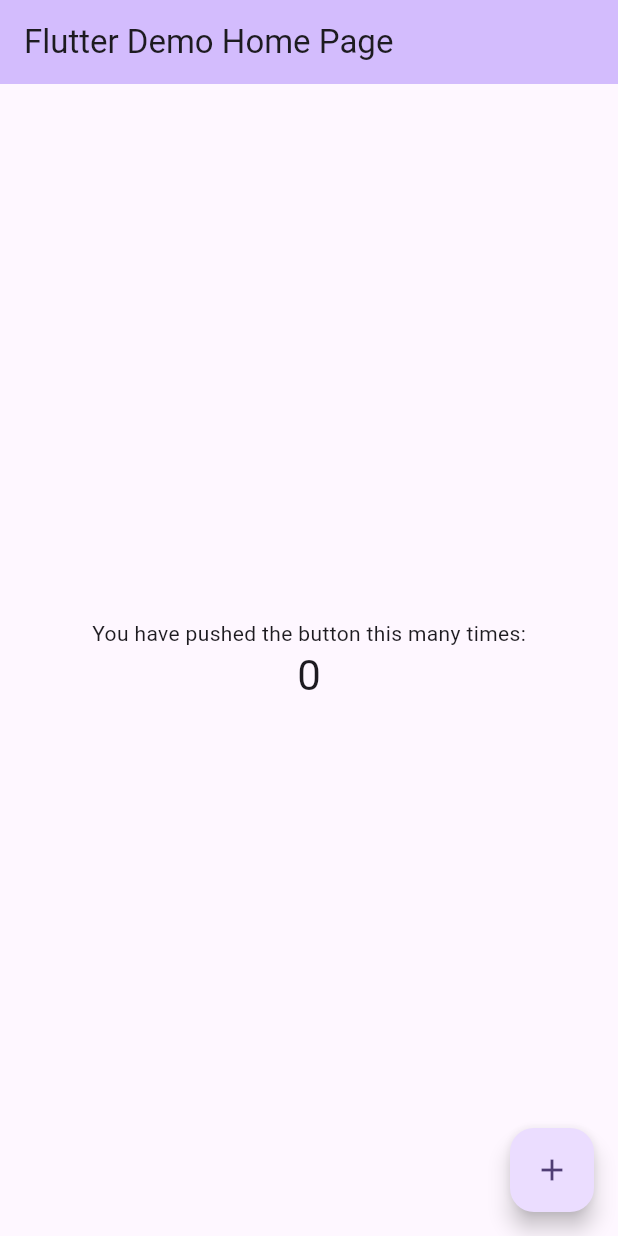
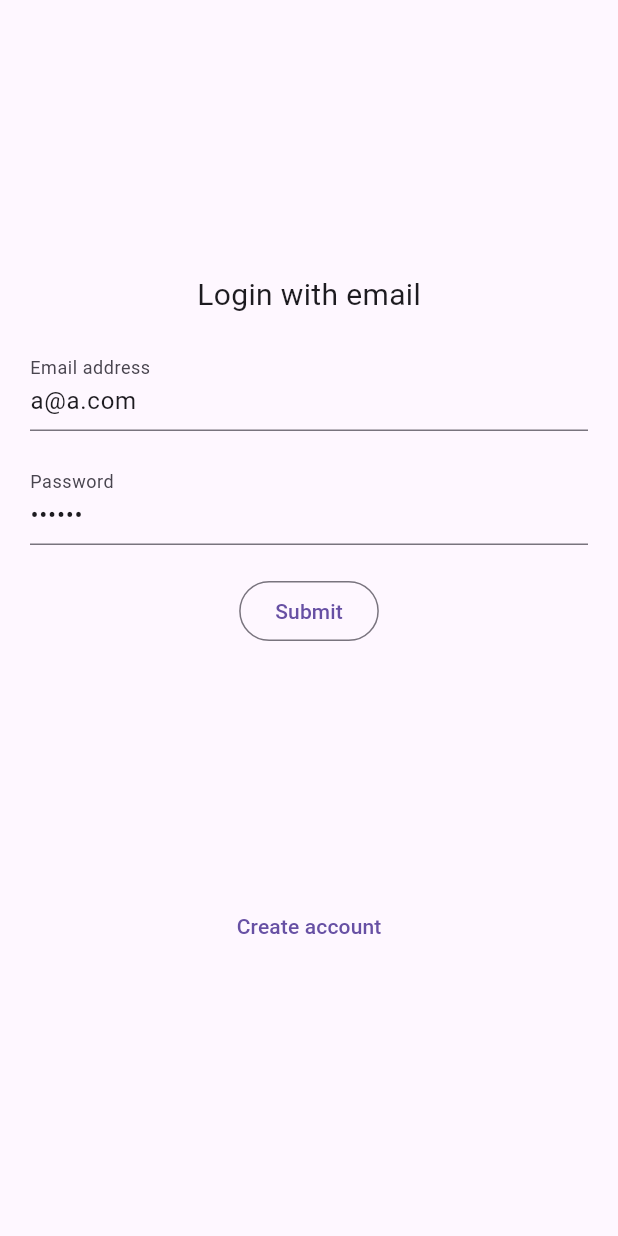
Before and after one commit to proyectosingenieriauninorte/WorkInstaMessenger, a Flutter app: the screen it shows after launch, on a phone screen of 412 x 824 dp. Run offline on Flutter 3.47's test engine with Material 3 defaults, Android fonts, the phone set to English and light mode, and no system bars; our stand-ins replace get, loggy.

```diff
--- /dev/null
+++ b/lib/data/datasources/remote/authentication/i_authentication_source.dart
@@ -0,0 +1,9 @@
+import '../../../../domain/models/authentication_user.dart';
+
+abstract class IAuthenticationSource {
+  Future<bool> login(String username, String password);
+
+  Future<bool> signUp(AuthenticationUser user);
+
+  Future<bool> logOut();
+}
--- /dev/null
+++ b/lib/domain/repositories/i_repository.dart
@@ -0,0 +1,9 @@
+import '../models/authentication_user.dart';
+
+abstract class IRepository {
+  Future<bool> login(String email, String password);
+
+  Future<bool> signUp(AuthenticationUser user);
+
+  Future<bool> logOut();
+}
--- /dev/null
+++ b/lib/domain/use_case/authentication_usecase.dart
@@ -0,0 +1,20 @@
+import '../models/authentication_user.dart';
+import '../repositories/i_repository.dart';
+
+class AuthenticationUseCase {
+  final IRepository _repository;
+
+  AuthenticationUseCase(this._repository);
+
+  Future<bool> login(String email, String password) async =>
+      await _repository.login(email, password);
+
+  Future<bool> signUp(String email, String password) async =>
+      await _repository.signUp(AuthenticationUser(
+          username: email,
+          firstName: email,
+          lastName: email,
+          password: password));
+
+  Future<bool> logOut() async => await _repository.logOut();
+}
--- a/lib/main.dart
+++ b/lib/main.dart
@@ -1,125 +1,40 @@
 import 'package:flutter/material.dart';
+import 'package:get/get.dart';
+import 'package:loggy/loggy.dart';
+
+import 'data/datasources/remote/authentication/authentication_source_service.dart';
+import 'data/datasources/remote/authentication/i_authentication_source.dart';
+import 'data/repositories/repository.dart';
+import 'domain/repositories/i_repository.dart';
+import 'domain/use_case/authentication_usecase.dart';
+import 'ui/central.dart';
+import 'ui/controller/authentication_controller.dart';
 
 void main() {
+  Loggy.initLoggy(
+    logPrinter: const PrettyPrinter(
+      showColors: true,
+    ),
+  );
+
+  Get.put<IAuthenticationSource>(AuthenticationSourceService());
+  Get.put<IRepository>(Repository(Get.find()));
+  Get.put(AuthenticationUseCase(Get.find()));
+  Get.put(AuthenticationController());
   runApp(const MyApp());
 }
 
 class MyApp extends StatelessWidget {
   const MyApp({super.key});
 
-  // This widget is the root of your application.
   @override
   Widget build(BuildContext context) {
-    return MaterialApp(
+    return GetMaterialApp(
       title: 'Flutter Demo',
       theme: ThemeData(
-        // This is the theme of your application.
-        //
-        // TRY THIS: Try running your application with "flutter run". You'll see
-        // the application has a purple toolbar. Then, without quitting the app,
-        // try changing the seedColor in the colorScheme below to Colors.green
-        // and then invoke "hot reload" (save your changes or press the "hot
-        // reload" button in a Flutter-supported IDE, or press "r" if you used
-        // the command line to start the app).
-        //
-        // Notice that the counter didn't reset back to zero; the application
-        // state is not lost during the reload. To reset the state, use hot
-        // restart instead.
-        //
-        // This works for code too, not just values: Most code changes can be
-        // tested with just a hot reload.
-        colorScheme: ColorScheme.fromSeed(seedColor: Colors.deepPurple),
-        useMaterial3: true,
+        primarySwatch: Colors.blue,
       ),
-      home: const MyHomePage(title: 'Flutter Demo Home Page'),
+      home: const Central(),
     );
   }
 }
-
-class MyHomePage extends StatefulWidget {
-  const MyHomePage({super.key, required this.title});
-
-  // This widget is the home page of your application. It is stateful, meaning
-  // that it has a State object (defined below) that contains fields that affect
-  // how it looks.
-
-  // This class is the configuration for the state. It holds the values (in this
-  // case the title) provided by the parent (in this case the App widget) and
-  // used by the build method of the State. Fields in a Widget subclass are
-  // always marked "final".
-
-  final String title;
-
-  @override
-  State<MyHomePage> createState() => _MyHomePageState();
-}
-
-class _MyHomePageState extends State<MyHomePage> {
-  int _counter = 0;
-
-  void _incrementCounter() {
-    setState(() {
-      // This call to setState tells the Flutter framework that something has
-      // changed in this State, which causes it to rerun the build method below
-      // so that the display can reflect the updated values. If we changed
-      // _counter without calling setState(), then the build method would not be
-      // called again, and so nothing would appear to happen.
-      _counter++;
-    });
-  }
-
-  @override
-  Widget build(BuildContext context) {
-    // This method is rerun every time setState is called, for instance as done
-    // by the _incrementCounter method above.
-    //
-    // The Flutter framework has been optimized to make rerunning build methods
-    // fast, so that you can just rebuild anything that needs updating rather
-    // than having to individually change instances of widgets.
-    return Scaffold(
-      appBar: AppBar(
-        // TRY THIS: Try changing the color here to a specific color (to
-        // Colors.amber, perhaps?) and trigger a hot reload to see the AppBar
-        // change color while the other colors stay the same.
-        backgroundColor: Theme.of(context).colorScheme.inversePrimary,
-        // Here we take the value from the MyHomePage object that was created by
-        // the App.build method, and use it to set our appbar title.
-        title: Text(widget.title),
-      ),
-      body: Center(
-        // Center is a layout widget. It takes a single child and positions it
-        // in the middle of the parent.
-        child: Column(
-          // Column is also a layout widget. It takes a list of children and
-          // arranges them vertically. By default, it sizes itself to fit its
-          // children horizontally, and tries to be as tall as its parent.
-          //
-          // Column has various properties to control how it sizes itself and
-          // how it positions its children. Here we use mainAxisAlignment to
-          // center the children vertically; the main axis here is the vertical
-          // axis because Columns are vertical (the cross axis would be
-          // horizontal).
-          //
-          // TRY THIS: Invoke "debug painting" (choose the "Toggle Debug Paint"
-          // action in the IDE, or press "p" in the console), to see the
-          // wireframe for each widget.
-          mainAxisAlignment: MainAxisAlignment.center,
-          children: <Widget>[
-            const Text(
-              'You have pushed the button this many times:',
-            ),
-            Text(
-              '$_counter',
-              style: Theme.of(context).textTheme.headlineMedium,
-            ),
-          ],
-        ),
-      ),
-      floatingActionButton: FloatingActionButton(
-        onPressed: _incrementCounter,
-        tooltip: 'Increment',
-        child: const Icon(Icons.add),
-      ), // This trailing comma makes auto-formatting nicer for build methods.
-    );
-  }
-}
--- /dev/null
+++ b/lib/ui/central.dart
@@ -0,0 +1,18 @@
+import 'package:flutter/material.dart';
+import 'package:get/get.dart';
+import 'package:work_insta_messenger/ui/pages/content/content_page.dart';
+
+import 'controller/authentication_controller.dart';
+import 'pages/authentication/login_page.dart';
+
+class Central extends StatelessWidget {
+  const Central({super.key});
+
+  @override
+  Widget build(BuildContext context) {
+    AuthenticationController authenticationController = Get.find();
+    return Obx(() => authenticationController.isLogged
+        ? const ContentPage()
+        : const LoginPage());
+  }
+}
--- /dev/null
+++ b/lib/ui/controller/authentication_controller.dart
@@ -0,0 +1,29 @@
+import 'package:get/get.dart';
+
+import 'package:loggy/loggy.dart';
+
+import '../../domain/use_case/authentication_usecase.dart';
+
+class AuthenticationController extends GetxController {
+  final logged = false.obs;
+
+  bool get isLogged => logged.value;
+
+  Future<bool> login(email, password) async {
+    final AuthenticationUseCase authentication = Get.find();
+    var rta = await authentication.login(email, password);
+    logged.value = rta;
+    return rta;
+  }
+
+  Future<bool> signUp(email, password) async {
+    final AuthenticationUseCase authentication = Get.find();
+    logInfo('Controller Sign Up');
+    await authentication.signUp(email, password);
+    return true;
+  }
+
+  Future<void> logOut() async {
+    logged.value = false;
+  }
+}
--- /dev/null
+++ b/lib/ui/pages/authentication/login_page.dart
@@ -0,0 +1,114 @@
+import 'package:flutter/material.dart';
+import 'package:get/get.dart';
+import 'package:loggy/loggy.dart';
+import '../../controller/authentication_controller.dart';
+import 'signup.dart';
+
+class LoginPage extends StatefulWidget {
+  const LoginPage({super.key});
+
+  @override
+  State<LoginPage> createState() => _LoginPageState();
+}
+
+class _LoginPageState extends State<LoginPage> {
+  final _formKey = GlobalKey<FormState>();
+  final controllerEmail = TextEditingController(text: 'a@a.com');
+  final controllerPassword = TextEditingController(text: '123456');
+  AuthenticationController authenticationController = Get.find();
+
+  _login(theEmail, thePassword) async {
+    logInfo('_login $theEmail $thePassword');
+    try {
+      await authenticationController.login(theEmail, thePassword);
+    } catch (err) {
+      Get.snackbar(
+        "Login",
+        err.toString(),
+        icon: const Icon(Icons.person, color: Colors.red),
+        snackPosition: SnackPosition.BOTTOM,
+      );
+    }
+  }
+
+  @override
+  Widget build(BuildContext context) {
+    return Scaffold(
+      body: Container(
+        padding: const EdgeInsets.all(20),
+        child: Column(
+          mainAxisAlignment: MainAxisAlignment.spaceEvenly,
+          crossAxisAlignment: CrossAxisAlignment.center,
+          children: [
+            Form(
+              key: _formKey,
+              child: Column(
+                  mainAxisAlignment: MainAxisAlignment.center,
+                  children: [
+                    const Text(
+                      "Login with email",
+                      style: TextStyle(fontSize: 20),
+                    ),
+                    const SizedBox(
+                      height: 20,
+                    ),
+                    TextFormField(
+                      keyboardType: TextInputType.emailAddress,
+                      controller: controllerEmail,
+                      decoration:
+                          const InputDecoration(labelText: "Email address"),
+                      validator: (String? value) {
+                        if (value!.isEmpty) {
+                          return "Enter email";
+                        } else if (!value.contains('@')) {
+                          return "Enter valid email address";
+                        }
+                        return null;
+                      },
+                    ),
+                    const SizedBox(
+                      height: 20,
+                    ),
+                    TextFormField(
+                      controller: controllerPassword,
+                      decoration: const InputDecoration(labelText: "Password"),
+                      keyboardType: TextInputType.number,
+                      obscureText: true,
+                      validator: (String? value) {
+                        if (value!.isEmpty) {
+                          return "Enter password";
+                        } else if (value.length < 6) {
+                          return "Password should have at least 6 characters";
+                        }
+                        return null;
+                      },
+                    ),
+                    const SizedBox(
+                      height: 20,
+                    ),
+                    OutlinedButton(
+                        onPressed: () async {
+                          // this line dismiss the keyboard by taking away the focus of the TextFormField and giving it to an unused
+                          FocusScope.of(context).requestFocus(FocusNode());
+                          final form = _formKey.currentState;
+                          form!.save();
+                          if (_formKey.currentState!.validate()) {
+                            await _login(
+                                controllerEmail.text, controllerPassword.text);
+                          }
+                        },
+                        child: const Text("Submit")),
+                  ]),
+            ),
+            TextButton(
+                onPressed: () {
+                  Navigator.push(context,
+                      MaterialPageRoute(builder: (context) => const SignUp()));
+                },
+                child: const Text("Create account"))
+          ],
+        ),
+      ),
+    );
+  }
+}
--- a/pubspec.yaml
+++ b/pubspec.yaml
@@ -30,7 +30,9 @@ environment:
 dependencies:
   flutter:
     sdk: flutter
-
+  get: ^4.6.4
+  loggy: ^2.0.3
+  http: ^1.1.0
 
   # The following adds the Cupertino Icons font to your application.
   # Use with the CupertinoIcons class for iOS style icons.
```
Also changed, not shown: lib/data/datasources/remote/authentication/authentication_source_service.dart (added, +76 -0 lines), lib/data/repositories/repository.dart (added, +21 -0 lines), lib/domain/models/authentication_user.dart (added, +34 -0 lines), lib/ui/pages/authentication/signup.dart (added, +114 -0 lines), lib/ui/pages/content/content_page.dart (added, +34 -0 lines), pubspec.lock, 1 other file.
